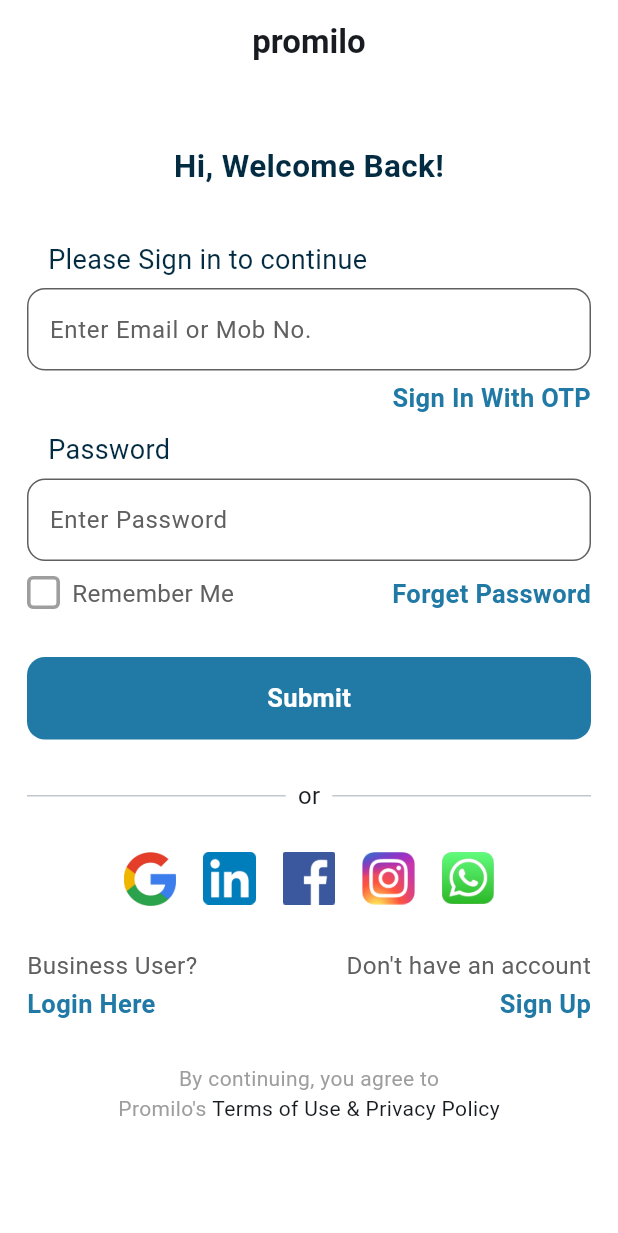
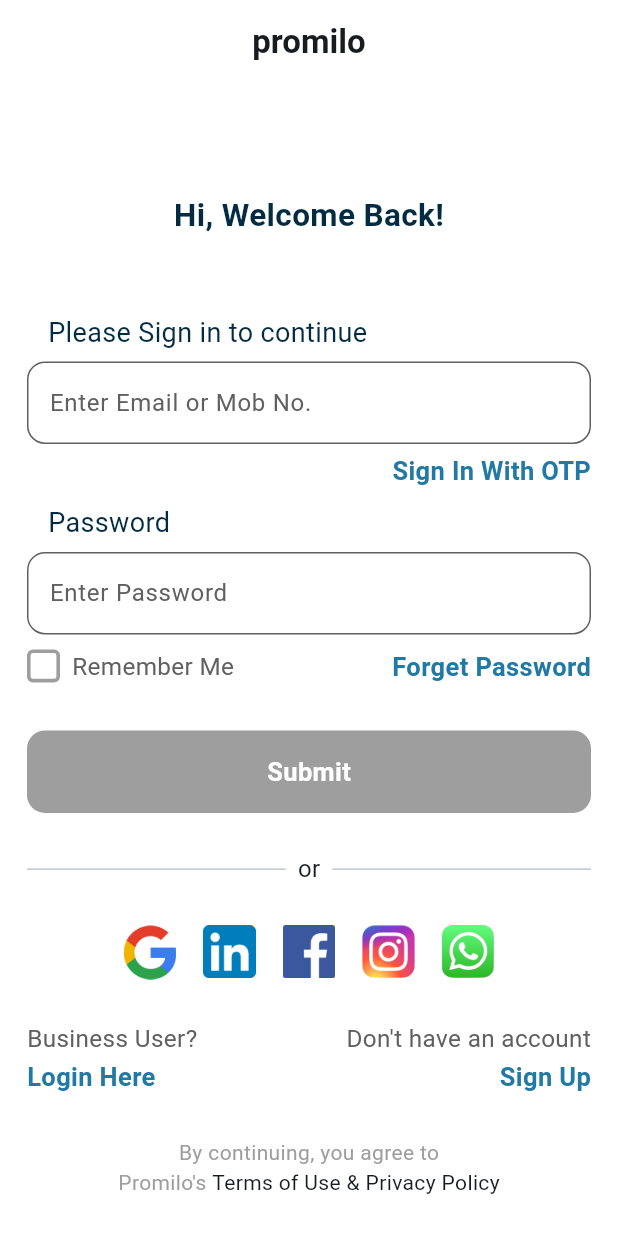
Before and after one commit to codex7Teen/promilo_app_flutter_api, a Flutter app: the screen it shows after launch, on a phone screen of 412 x 824 dp. Shown: the top 1233 px of the screen. Run offline on Flutter 3.47's test engine with Material 3 defaults, Android fonts, the phone set to English and light mode, and no system bars; our stand-ins replace flutter_secure_storage, get.

Commit message:
login implementation succes.

```diff
--- a/lib/core/config/app_colors.dart
+++ b/lib/core/config/app_colors.dart
@@ -6,4 +6,5 @@ class AppColors {
   static const Color greyColor = Colors.grey;
   static const Color darkBlueThemeColor = Color(0xFF032C42);
   static const Color blueThemeColor = Color(0xFF2179A6);
+   static const Color blackColor = Colors.black;
 }
--- /dev/null
+++ b/lib/data/models/login_model.dart
@@ -0,0 +1,23 @@
+class LoginModel {
+  final String accessToken;
+  final String refreshToken;
+  final String userId;
+  final String userType;
+  final String userName;
+
+  LoginModel(
+      {required this.accessToken,
+      required this.refreshToken,
+      required this.userId,
+      required this.userType,
+      required this.userName});
+
+  factory LoginModel.fromJson(Map<String, dynamic> json) {
+    return LoginModel(
+        accessToken: json["response"]["access_token"],
+        refreshToken: json["response"]["refresh_token"],
+        userId: json["response"]["user_id"],
+        userType: json["response"]["user_type"],
+        userName: json["response"]["user_name"] ?? "User");
+  }
+}
--- a/lib/features/auth/presentation/screens/login_screen.dart
+++ b/lib/features/auth/presentation/screens/login_screen.dart
@@ -1,13 +1,15 @@
+import 'dart:developer';
+
 import 'package:flutter/material.dart';
+import 'package:get/get.dart';
 import 'package:promilo_flutter_app/core/config/app_colors.dart';
+import 'package:promilo_flutter_app/features/auth/controller/auth_controller.dart';
 import 'package:promilo_flutter_app/features/auth/presentation/widgets/login_screen_widgets.dart';
 
 class ScreenLogin extends StatelessWidget {
   ScreenLogin({super.key});
-
-  final TextEditingController _emailController = TextEditingController();
-
-  final TextEditingController _passwordController = TextEditingController();
+  //! DEPENDENCY INJECTION (INJECTING AUTH CONTROLLER)
+  final AuthController authController = Get.put(AuthController());
 
   @override
   Widget build(BuildContext context) {
@@ -23,14 +25,17 @@ class ScreenLogin extends StatelessWidget {
             mainAxisAlignment: MainAxisAlignment.center,
             crossAxisAlignment: CrossAxisAlignment.start,
             children: [
+              SizedBox(height: MediaQuery.sizeOf(context).height * 0.04),
               //! WELCOME TEXT
               LoginScreenWidgets.buildWelcomeText(),
-              SizedBox(height: 34),
+              SizedBox(height: 50),
               //! SIGN IN TEXT
               LoginScreenWidgets.buildSignInText(),
               SizedBox(height: 6),
               //! EMAIL INPUT FIELD
-              LoginScreenWidgets.buildEmailField(_emailController),
+              LoginScreenWidgets.buildEmailField(
+                  authController.emailController,
+                  (value) => authController.updateEmail(value)),
               SizedBox(height: 6),
               //! SIGN IN WITH OTP TEXT
               LoginScreenWidgets.buildSignInWithotpText(),
@@ -39,13 +44,16 @@ class ScreenLogin extends StatelessWidget {
               LoginScreenWidgets.buildPasswordText(),
               SizedBox(height: 6),
               //! PASSWORD INPUT FIELD
-              LoginScreenWidgets.buildPasswordInputField(_passwordController),
+              LoginScreenWidgets.buildPasswordInputField(
+                authController.passwordController,
+                (value) => authController.updatePassword(value),
+              ),
               SizedBox(height: 10),
               //! REMEMBER ME & FORGOT PASSWORD TEXT
               LoginScreenWidgets.buildRememberMeandForgotPasswordText(),
               SizedBox(height: 30),
               //! SUBMIT BUTTON
-              LoginScreenWidgets.buildSubmitButton(),
+              Obx(() => LoginScreenWidgets.buildSubmitButton(authController)),
               SizedBox(height: 26),
               //! OR DIVIDER
               LoginScreenWidgets.buildOrDivider(),
--- a/lib/features/auth/presentation/widgets/login_screen_widgets.dart
+++ b/lib/features/auth/presentation/widgets/login_screen_widgets.dart
@@ -1,6 +1,9 @@
+import 'dart:developer';
+
 import 'package:flutter/material.dart';
 import 'package:promilo_flutter_app/core/config/app_colors.dart';
 import 'package:promilo_flutter_app/core/config/app_text_styles.dart';
+import 'package:promilo_flutter_app/features/auth/controller/auth_controller.dart';
 import 'package:promilo_flutter_app/shared/widgets/custom_auth_text_field.dart';
 import 'package:promilo_flutter_app/shared/widgets/custom_blue_button.dart';
 
@@ -31,9 +34,19 @@ class LoginScreenWidgets {
     );
   }
 
-  static Widget buildEmailField(TextEditingController emailController) {
+  static Widget buildEmailField(
+      TextEditingController emailController, Function(String) onChanged) {
     return CustomAuthTextField(
-        hintText: 'Enter Email or Mob No.', controller: emailController);
+      validator: (email) {
+        if (email == null && email!.isEmpty) {
+          return "Enter a valid email";
+        }
+        return null;
+      },
+      hintText: 'Enter Email or Mob No.',
+      controller: emailController,
+      onChanged: onChanged,
+    );
   }
 
   static Widget buildSignInWithotpText() {
@@ -57,9 +70,12 @@ class LoginScreenWidgets {
   }
 
   static Widget buildPasswordInputField(
-      TextEditingController passwordController) {
+      TextEditingController passwordController, Function(String)? onChanged) {
     return CustomAuthTextField(
-        hintText: 'Enter Password', controller: passwordController);
+      hintText: 'Enter Password',
+      controller: passwordController,
+      onChanged: onChanged,
+    );
   }
 
   static Widget buildRememberMeandForgotPasswordText() {
@@ -91,8 +107,16 @@ class LoginScreenWidgets {
     );
   }
 
-  static Widget buildSubmitButton() {
-    return CustomBlueButton(buttonText: 'Submit');
+  static Widget buildSubmitButton(AuthController authController) {
+    return CustomBlueButton(
+      buttonText: 'Submit',
+      isButtonClickable: authController.isButtonEnabled.value,
+      // login user
+      onTap: () => authController.isButtonEnabled.value
+          ? authController.loginUser()
+          : null,
+          isLoading: authController.isLoading.value,
+    );
   }
 
   static Widget buildOrDivider() {
--- a/lib/main.dart
+++ b/lib/main.dart
@@ -1,4 +1,5 @@
 import 'package:flutter/material.dart';
+import 'package:get/get.dart';
 import 'package:promilo_flutter_app/core/config/app_colors.dart';
 import 'package:promilo_flutter_app/features/auth/presentation/screens/login_screen.dart';
 
@@ -11,7 +12,7 @@ class MyApp extends StatelessWidget {
 
   @override
   Widget build(BuildContext context) {
-    return MaterialApp(
+    return GetMaterialApp(
         debugShowCheckedModeBanner: false,
         title: 'Promilo_Flutter_App',
         theme: ThemeData(
--- a/lib/shared/widgets/custom_auth_text_field.dart
+++ b/lib/shared/widgets/custom_auth_text_field.dart
@@ -4,8 +4,15 @@ import 'package:promilo_flutter_app/core/config/app_colors.dart';
 class CustomAuthTextField extends StatelessWidget {
   final String hintText;
   final TextEditingController controller;
+  final String? Function(String?)? validator;
+  final Function(String)? onChanged;
+
   const CustomAuthTextField(
-      {super.key, required this.hintText, required this.controller});
+      {super.key,
+      required this.hintText,
+      required this.controller,
+      this.validator,
+      this.onChanged});
 
   @override
   Widget build(BuildContext context) {
@@ -16,6 +23,9 @@ class CustomAuthTextField extends StatelessWidget {
           borderRadius: BorderRadius.circular(12),
           border: Border.all(width: 1, color: AppColors.darkGreyColor)),
       child: TextFormField(
+        onChanged: onChanged,
+        autovalidateMode: AutovalidateMode.onUserInteraction,
+        validator: validator,
         decoration: InputDecoration(
             hintText: hintText,
             hintStyle: TextStyle(color: AppColors.darkGreyColor, fontSize: 16),
--- a/lib/shared/widgets/custom_blue_button.dart
+++ b/lib/shared/widgets/custom_blue_button.dart
@@ -4,21 +4,39 @@ import 'package:promilo_flutter_app/core/config/app_text_styles.dart';
 
 class CustomBlueButton extends StatelessWidget {
   final String buttonText;
-  const CustomBlueButton({super.key, required this.buttonText});
+  final bool isButtonClickable;
+  final Function()? onTap;
+  final bool isLoading;
+  const CustomBlueButton(
+      {super.key,
+      required this.buttonText,
+      this.isButtonClickable = false,
+      this.onTap,
+      this.isLoading = false});
 
   @override
   Widget build(BuildContext context) {
-    return Container(
+    return GestureDetector(
+      onTap: onTap,
+      child: Container(
         width: double.infinity,
         height: 55,
         decoration: BoxDecoration(
-          color: AppColors.blueThemeColor,
+            color: isButtonClickable
+                ? AppColors.blueThemeColor
+                : AppColors.greyColor,
             borderRadius: BorderRadius.circular(12)),
         child: Center(
-          child: Text(
+            child: isLoading
+                ? SizedBox(
+                  height: 19,
+                  width: 19,
+                  child: CircularProgressIndicator(color: AppColors.whiteColor))
+                : Text(
                     buttonText,
                     style: AppTextStyles.buttonText,
                   )),
+      ),
     );
   }
 }
```
Also changed, not shown: lib/data/services/auth_services.dart (added, +48 -0 lines), lib/features/auth/controller/auth_controller.dart (added, +85 -0 lines), lib/features/home/presentation/screen/home_screen.dart (added, +12 -0 lines), pubspec.yaml (+6 -15 lines), pubspec.lock, 5 other files. Lines whose indentation alone changed are shown as unchanged.
